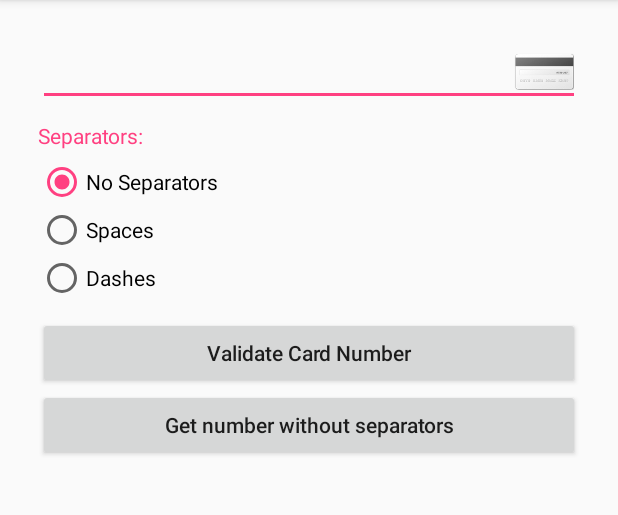
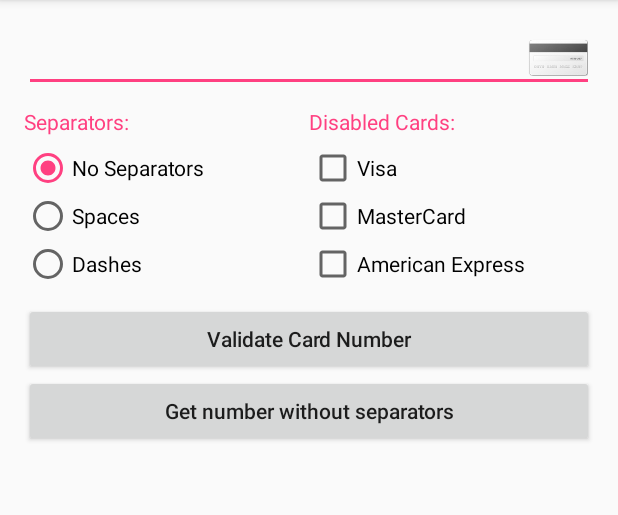
Before and after one commit to Mostafa-MA-Saleh/EditCredit, an Android app: the screen it shows after launch (MainActivity), on a phone screen of 412 x 824 dp, the part 84-599 px from its top. Run offline under Robolectric (Android 15) with nearby library versions, the phone set to English and light mode, and no system bars; 1 statement that could not run was skipped.

Commit message:
- Added support for American Express. - Added the ability to disable cards. - Change the demo app icon. - Lowered the minSDK to 9.

```diff
--- a/app/build.gradle
+++ b/app/build.gradle
@@ -5,10 +5,10 @@ android {
     buildToolsVersion "25.0.3"
     defaultConfig {
         applicationId "saleh.ma.mostafa.gmail.com.editcreditdemo"
-        minSdkVersion 14
+        minSdkVersion 9
         targetSdkVersion 25
-        versionCode 1
-        versionName "1.0"
+        versionCode 3
+        versionName "1.5.0"
         testInstrumentationRunner "android.support.test.runner.AndroidJUnitRunner"
     }
     buildTypes {
--- a/app/src/main/AndroidManifest.xml
+++ b/app/src/main/AndroidManifest.xml
@@ -6,7 +6,7 @@
         android:allowBackup="true"
         android:icon="@mipmap/ic_launcher"
         android:label="@string/app_name"
-        android:roundIcon="@mipmap/ic_launcher_round"
+        android:roundIcon="@mipmap/ic_launcher"
         android:supportsRtl="true"
         android:theme="@style/AppTheme">
         <activity android:name="mostafa.ma.saleh.gmail.com.editcreditdemo.MainActivity">
--- a/app/src/main/java/mostafa/ma/saleh/gmail/com/editcreditdemo/MainActivity.java
+++ b/app/src/main/java/mostafa/ma/saleh/gmail/com/editcreditdemo/MainActivity.java
@@ -5,17 +5,22 @@ import android.support.annotation.IdRes;
 import android.support.v7.app.AppCompatActivity;
 import android.view.View;
 import android.widget.Button;
+import android.widget.CheckBox;
+import android.widget.CompoundButton;
 import android.widget.RadioGroup;
 import android.widget.Toast;
 
 import mostafa.ma.saleh.gmail.com.editcredit.EditCredit;
 
-public class MainActivity extends AppCompatActivity implements RadioGroup.OnCheckedChangeListener, View.OnClickListener {
+public class MainActivity extends AppCompatActivity implements RadioGroup.OnCheckedChangeListener, View.OnClickListener, CheckBox.OnCheckedChangeListener {
 
     private EditCredit mEditCredit;
     private RadioGroup rgOptions;
     private Button btnValidate;
     private Button btnGetNumber;
+    private CheckBox chkVisa;
+    private CheckBox chkMasterCard;
+    private CheckBox chkAMEX;
 
     @Override
     protected void onCreate(Bundle savedInstanceState) {
@@ -29,6 +34,9 @@ public class MainActivity extends AppCompatActivity implements RadioGroup.OnChec
         rgOptions.setOnCheckedChangeListener(this);
         btnValidate.setOnClickListener(this);
         btnGetNumber.setOnClickListener(this);
+        chkVisa.setOnCheckedChangeListener(this);
+        chkMasterCard.setOnCheckedChangeListener(this);
+        chkAMEX.setOnCheckedChangeListener(this);
     }
 
     private void findViewsById(){
@@ -36,6 +44,9 @@ public class MainActivity extends AppCompatActivity implements RadioGroup.OnChec
         rgOptions = (RadioGroup) findViewById(R.id.rg_options);
         btnValidate = (Button) findViewById(R.id.btn_validate);
         btnGetNumber = (Button) findViewById(R.id.btn_get_number);
+        chkVisa = (CheckBox) findViewById(R.id.chk_visa);
+        chkMasterCard = (CheckBox) findViewById(R.id.chk_mastercard);
+        chkAMEX = (CheckBox) findViewById(R.id.chk_amex);
     }
 
     @Override
@@ -54,6 +65,21 @@ public class MainActivity extends AppCompatActivity implements RadioGroup.OnChec
     }
 
     @Override
+    public void onCheckedChanged(CompoundButton buttonView, boolean isChecked) {
+        int disabledCards = EditCredit.NONE;
+        if(chkVisa.isChecked()){
+            disabledCards |= EditCredit.VISA;
+        }
+        if(chkMasterCard.isChecked()){
+            disabledCards |= EditCredit.MASTERCARD;
+        }
+        if (chkAMEX.isChecked()){
+            disabledCards |= EditCredit.AMEX;
+        }
+        mEditCredit.setDisabledCards(disabledCards);
+    }
+
+    @Override
     public void onClick(View v) {
         switch (v.getId()){
             case R.id.btn_validate:
@@ -64,4 +90,6 @@ public class MainActivity extends AppCompatActivity implements RadioGroup.OnChec
                 break;
         }
     }
+
+
 }
--- a/app/src/main/res/layout/activity_main.xml
+++ b/app/src/main/res/layout/activity_main.xml
@@ -1,11 +1,11 @@
 <?xml version="1.0" encoding="utf-8"?>
-<LinearLayout
-    xmlns:android="http://schemas.android.com/apk/res/android"
+<LinearLayout xmlns:android="http://schemas.android.com/apk/res/android"
     xmlns:tools="http://schemas.android.com/tools"
     android:layout_width="match_parent"
     android:layout_height="match_parent"
+    xmlns:app="http://schemas.android.com/apk/res-auto"
     android:orientation="vertical"
-    android:padding="25dp"
+    android:padding="16dp"
     tools:context="mostafa.ma.saleh.gmail.com.editcreditdemo.MainActivity">
 
     <mostafa.ma.saleh.gmail.com.editcredit.EditCredit
@@ -14,6 +14,12 @@
         android:layout_height="wrap_content"
         android:layout_marginBottom="10dp"/>
 
+    <TableRow
+        android:layout_width="match_parent"
+        android:layout_height="wrap_content">
+        <LinearLayout
+            android:layout_weight="0.5"
+            android:orientation="vertical">
             <TextView
                 android:layout_width="wrap_content"
                 android:layout_height="wrap_content"
@@ -45,8 +51,37 @@
                     android:layout_width="wrap_content"
                     android:layout_height="wrap_content"
                     android:text="@string/dashes"/>
+            </RadioGroup>
+        </LinearLayout>
+        <LinearLayout
+            android:layout_weight="0.5"
+            android:orientation="vertical">
+            <TextView
+                android:layout_width="wrap_content"
+                android:layout_height="wrap_content"
+                android:layout_marginBottom="5dp"
+                android:textColor="@color/colorAccent"
+                android:text="@string/disabled_cards_label"/>
 
-    </RadioGroup>
+            <CheckBox
+                android:id="@+id/chk_visa"
+                android:layout_width="wrap_content"
+                android:layout_height="wrap_content"
+                android:text="@string/visa"/>
+
+            <CheckBox
+                android:id="@+id/chk_mastercard"
+                android:layout_width="wrap_content"
+                android:layout_height="wrap_content"
+                android:text="@string/mastercard"/>
+
+            <CheckBox
+                android:id="@+id/chk_amex"
+                android:layout_width="wrap_content"
+                android:layout_height="wrap_content"
+                android:text="@string/american_express"/>
+        </LinearLayout>
+    </TableRow>
 
     <Button
         android:id="@+id/btn_validate"
--- a/app/src/main/res/values/strings.xml
+++ b/app/src/main/res/values/strings.xml
@@ -6,4 +6,8 @@
     <string name="dashes">Dashes</string>
     <string name="validate_card_number">Validate Card Number</string>
     <string name="get_number_without_separators">Get number without separators</string>
+    <string name="disabled_cards_label">Disabled Cards:</string>
+    <string name="visa">Visa</string>
+    <string name="mastercard">MasterCard</string>
+    <string name="american_express">American Express</string>
 </resources>
--- a/build.gradle
+++ b/build.gradle
@@ -5,7 +5,7 @@ buildscript {
         jcenter()
     }
     dependencies {
-        classpath 'com.android.tools.build:gradle:2.3.2'
+        classpath 'com.android.tools.build:gradle:2.3.3'
         classpath 'com.github.dcendents:android-maven-gradle-plugin:1.5'
         // NOTE: Do not place your application dependencies here; they belong
         // in the individual module build.gradle files
--- a/editcredit/build.gradle
+++ b/editcredit/build.gradle
@@ -8,10 +8,10 @@ android {
     buildToolsVersion "25.0.3"
 
     defaultConfig {
-        minSdkVersion 14
+        minSdkVersion 9
         targetSdkVersion 25
-        versionCode 1
-        versionName "1.0"
+        versionCode 3
+        versionName "1.5.0"
 
         testInstrumentationRunner "android.support.test.runner.AndroidJUnitRunner"
 
--- a/editcredit/src/main/java/mostafa/ma/saleh/gmail/com/editcredit/EditCredit.java
+++ b/editcredit/src/main/java/mostafa/ma/saleh/gmail/com/editcredit/EditCredit.java
@@ -22,10 +22,14 @@ public class EditCredit extends AppCompatEditText {
     public static final int SPACES_SEPARATOR = 1;
     public static final int DASHES_SEPARATOR = 2;
 
+    public static final int NONE = 0;
+    public static final int VISA = 1;
+    public static final int MASTERCARD = 2;
+    public static final int AMEX = 4;
+
     private SparseArray<Pattern> mCCPatterns = null;
 
     private @Nullable String mSeparator;
-
     private boolean isValidCard;
 
     private int mCurrentDrawableResId = 0;
@@ -50,9 +54,7 @@ public class EditCredit extends AppCompatEditText {
 
     private void init() {
         if (mCCPatterns == null) {
-            mCCPatterns = new SparseArray<>();
-            mCCPatterns.put(R.drawable.visa, Pattern.compile("^4[0-9]{1,12}(?:[0-9]{6})?$"));
-            mCCPatterns.put(R.drawable.mastercard, Pattern.compile("^5[1-5][0-9]{0,14}$"));
+            setDisabledCards(NONE);
         }
         setInputType(InputType.TYPE_CLASS_PHONE);
         setSeparator(NO_SEPARATOR);
@@ -65,6 +67,7 @@ public class EditCredit extends AppCompatEditText {
                 0, 0);
         try {
             setSeparator(a.getInt(R.styleable.EditCredit_separator, NO_SEPARATOR));
+            setDisabledCards(a.getInt(R.styleable.EditCredit_disabledCards, NONE));
         } finally {
             a.recycle();
         }
@@ -174,6 +177,24 @@ public class EditCredit extends AppCompatEditText {
         }
     }
 
+    public void setDisabledCards(int disabledCards){
+        mCCPatterns = new SparseArray<>();
+        if (!containsFlag(disabledCards, VISA)){
+            mCCPatterns.put(R.drawable.visa, Pattern.compile("^4[0-9]{1,12}(?:[0-9]{6})?$"));
+        }
+        if (!containsFlag(disabledCards, MASTERCARD)) {
+            mCCPatterns.put(R.drawable.mastercard, Pattern.compile("^5[1-5][0-9]{0,14}$"));
+        }
+        if (!containsFlag(disabledCards, AMEX)){
+            mCCPatterns.put(R.drawable.amex, Pattern.compile("^3[47][0-9]{0,13}$"));
+        }
+        onTextChanged("",0,0,0);
+    }
+
+    private boolean containsFlag(int flagSet, int flag){
+        return (flagSet|flag) == flagSet;
+    }
+
     public boolean isCardValid() {
         return getTextWithoutSeparator().length() > 12 && isValidCard;
     }
--- a/editcredit/src/main/res/values/attrs.xml
+++ b/editcredit/src/main/res/values/attrs.xml
@@ -6,5 +6,11 @@
             <enum name="spaces" value="1"/>
             <enum name="dashes" value="2"/>
         </attr>
+        <attr name="disabledCards">
+            <flag name="none" value="0"/>
+            <flag name="visa" value="1"/>
+            <flag name="mastercard" value="2"/>
+            <flag name="amex" value="4"/>
+        </attr>
     </declare-styleable>
 </resources>
```
Also changed, not shown: app/src/main/res/mipmap-hdpi/ic_launcher.png, app/src/main/res/mipmap-hdpi/ic_launcher_round.png (deleted), app/src/main/res/mipmap-mdpi/ic_launcher.png, app/src/main/res/mipmap-mdpi/ic_launcher_round.png (deleted), app/src/main/res/mipmap-xhdpi/ic_launcher.png, app/src/main/res/mipmap-xhdpi/ic_launcher_round.png (deleted), app/src/main/res/mipmap-xxhdpi/ic_launcher.png, app/src/main/res/mipmap-xxhdpi/ic_launcher_round.png (deleted), app/src/main/res/mipmap-xxxhdpi/ic_launcher.png, app/src/main/res/mipmap-xxxhdpi/ic_launcher_round.png (deleted), editcredit/src/main/res/drawable/amex.png (added). Lines whose indentation alone changed are shown as unchanged.
